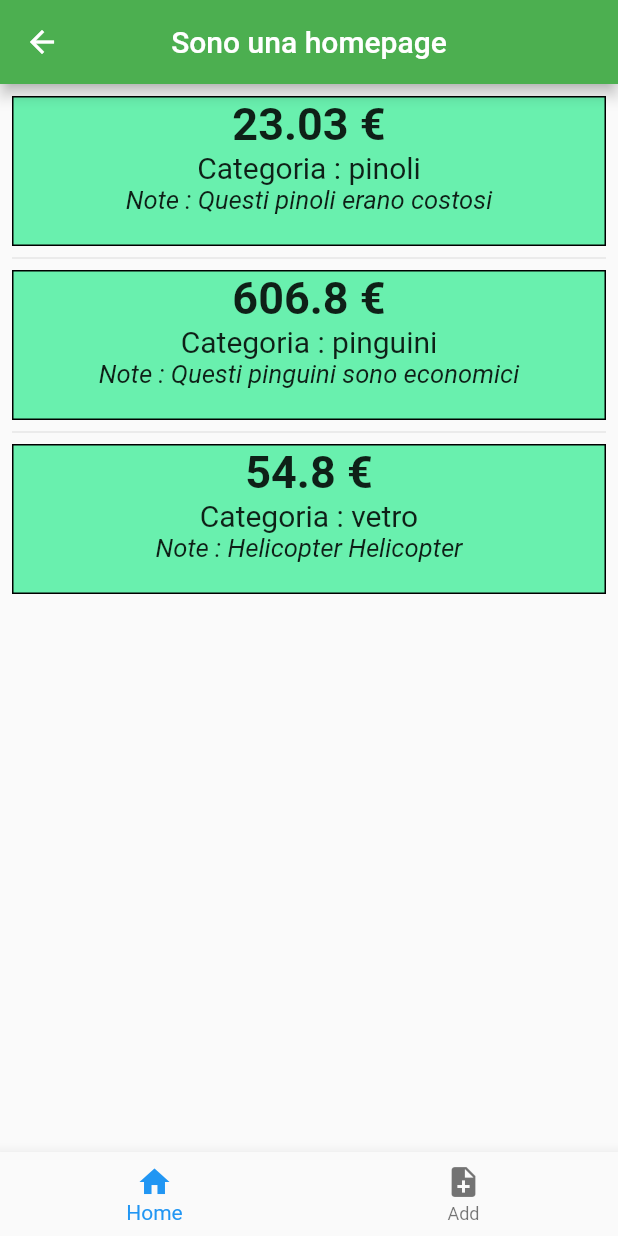
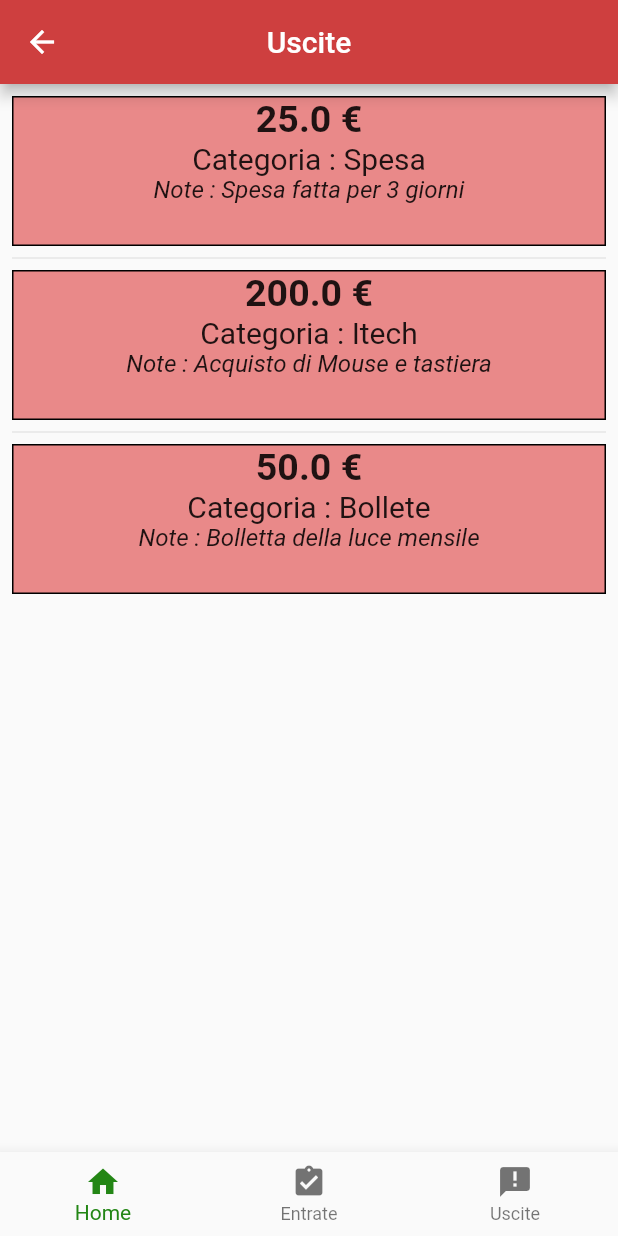
Before and after one commit to AurelMalaj/CakeMoney, a Flutter app: the screen it shows after launch, item 3 of the bottom bar chosen, on a phone screen of 412 x 824 dp. Run offline on Flutter 3.47's test engine with Material 2 defaults, Android fonts, the phone set to English and light mode, and no system bars.

Commit message:
Modifiche navbar e entrate + creazione exit

```diff
--- a/lib/screens/entrance.dart
+++ b/lib/screens/entrance.dart
@@ -1,5 +1,6 @@
 import 'package:flutter/material.dart';
 import 'package:cakemoney/model/movement.dart';
+import 'package:cakemoney/widgets/ScreenAddNewMovement/navbar.dart';
 
 class Entrance extends StatefulWidget {
   const Entrance({Key? key, required this.title}) : super(key: key);
@@ -10,15 +11,13 @@ class Entrance extends StatefulWidget {
 }
 
 class _EntranceState extends State<Entrance> {
+  int _index = 0;
   // MockTest per display info in ListView
   final List<Movement> mockMovement = <Movement>[
+    Movement(value: 25.00, category: "Paghetta", note: "Paghetta settimnale"),
+    Movement(value: 1200.00, category: "Stipendio", note: "Stipendio Marzo"),
     Movement(
-        value: 23.03, category: "pinoli", note: "Questi pinoli erano costosi"),
-    Movement(
-        value: 606.80,
-        category: "pinguini",
-        note: "Questi pinguini sono economici"),
-    Movement(value: 54.80, category: "vetro", note: "Helicopter Helicopter")
+        value: 10, category: "Altre entrate", note: "Debito amico per regalo"),
   ];
 
   @override
@@ -44,7 +43,8 @@ class _EntranceState extends State<Entrance> {
                   children: [
                     Text(
                       '${mockMovement[index].value} €',
-                    style: TextStyle(fontWeight: FontWeight.bold, fontSize: 30),
+                      style:
+                          TextStyle(fontWeight: FontWeight.bold, fontSize: 25),
                     ),
                     Text(
                       'Categoria : ${mockMovement[index].category}',
@@ -52,29 +52,26 @@ class _EntranceState extends State<Entrance> {
                     ),
                     Text(
                       'Note : ${mockMovement[index].note}',
-                    style: TextStyle(fontStyle: FontStyle.italic, fontSize: 17),
+                      style:
+                          TextStyle(fontStyle: FontStyle.italic, fontSize: 16),
                     )
                   ],
                 ),
               ),
             );
           },
-        separatorBuilder: (BuildContext context, int index) => const Divider(),
+          separatorBuilder: (BuildContext context, int index) =>
+              const Divider(),
         ),
 
         // list? // card?
 
-      bottomNavigationBar:
-          BottomNavigationBar(items: const <BottomNavigationBarItem>[
-        BottomNavigationBarItem(
-          icon: Icon(Icons.home),
-          label: 'Home',
-        ),
-        BottomNavigationBarItem(
-          icon: Icon(Icons.note_add),
-          label: 'Add',
-        )
-      ]),
-    );
+        bottomNavigationBar: Navbar(
+          onTap: ((index) {
+            setState(() {
+              _index = index;
+            });
+          }),
+        ));
   }
 }
--- a/lib/screens/exit.dart
+++ b/lib/screens/exit.dart
@@ -0,0 +1,80 @@
+import 'package:flutter/material.dart';
+import 'package:cakemoney/model/movement.dart';
+import 'package:cakemoney/widgets/ScreenAddNewMovement/navbar.dart';
+
+class Exit extends StatefulWidget {
+  const Exit({Key? key, required this.title}) : super(key: key);
+  final String title;
+
+  @override
+  _ExitState createState() => _ExitState();
+}
+
+class _ExitState extends State<Exit> {
+  @override
+  int _index = 0;
+
+  final List<Movement> mockMovement = <Movement>[
+    Movement(value: 25.00, category: "Spesa", note: "Spesa fatta per 3 giorni"),
+    Movement(
+        value: 200.00, category: "Itech", note: "Acquisto di Mouse e tastiera"),
+    Movement(
+        value: 50.00, category: "Bollete", note: "Bolletta della luce mensile"),
+  ];
+
+  @override
+  Widget build(BuildContext context) {
+    return Scaffold(
+        appBar: AppBar(
+          title: Text(widget.title),
+          centerTitle: true,
+          backgroundColor: Color.fromARGB(255, 206, 63, 63),
+        ),
+        body: ListView.separated(
+          padding: const EdgeInsets.all(8),
+          itemCount: mockMovement.length,
+          itemBuilder: (BuildContext context, int index) {
+            return Container(
+              height: 100,
+              width: 300,
+              decoration: BoxDecoration(
+                color: Color.fromARGB(255, 233, 137, 137),
+                border: Border.all(color: Colors.black),
+              ),
+              child: Center(
+                child: Column(
+                  children: [
+                    Text(
+                      '${mockMovement[index].value} €',
+                      style:
+                          TextStyle(fontWeight: FontWeight.bold, fontSize: 25),
+                    ),
+                    Text(
+                      'Categoria : ${mockMovement[index].category}',
+                      style: TextStyle(fontSize: 20),
+                    ),
+                    Text(
+                      'Note : ${mockMovement[index].note}',
+                      style:
+                          TextStyle(fontStyle: FontStyle.italic, fontSize: 16),
+                    )
+                  ],
+                ),
+              ),
+            );
+          },
+          separatorBuilder: (BuildContext context, int index) =>
+              const Divider(),
+        ),
+
+        // list? // card?
+
+        bottomNavigationBar: Navbar(
+          onTap: ((index) {
+            setState(() {
+              _index = index;
+            });
+          }),
+        ));
+  }
+}
--- a/lib/widgets/ScreenAddNewMovement/navbar.dart
+++ b/lib/widgets/ScreenAddNewMovement/navbar.dart
@@ -1,3 +1,5 @@
+import 'dart:io';
+import 'package:cakemoney/screens/exit.dart';
 import 'package:cakemoney/screens/entrance.dart';
 import 'package:cakemoney/screens/home.dart';
 import 'package:flutter/material.dart';
@@ -14,7 +16,6 @@ class _NavbarState extends State<Navbar> {
   @override
   Widget build(BuildContext context) {
     return BottomNavigationBar(
-      //currentIndex
       //onTap: widget.onTap,
       onTap: (index) {
         if (index == 0) {
@@ -26,8 +27,7 @@ class _NavbarState extends State<Navbar> {
           Navigator.push(
               context,
               MaterialPageRoute(
-                  builder: (builContext) =>
-                      Entrance(title: 'Sono una homepage')));
+                  builder: (builContext) => Entrance(title: 'Entrate')));
 
           // Entrate
         }
@@ -35,8 +35,7 @@ class _NavbarState extends State<Navbar> {
           Navigator.push(
               context,
               MaterialPageRoute(
-                  builder: (builContext) =>
-                      Entrance(title: 'Sono una homepage')));
+                  builder: (builContext) => Exit(title: 'Uscite')));
           // Uscite
         }
       },
```
Lines whose indentation alone changed are shown as unchanged.
